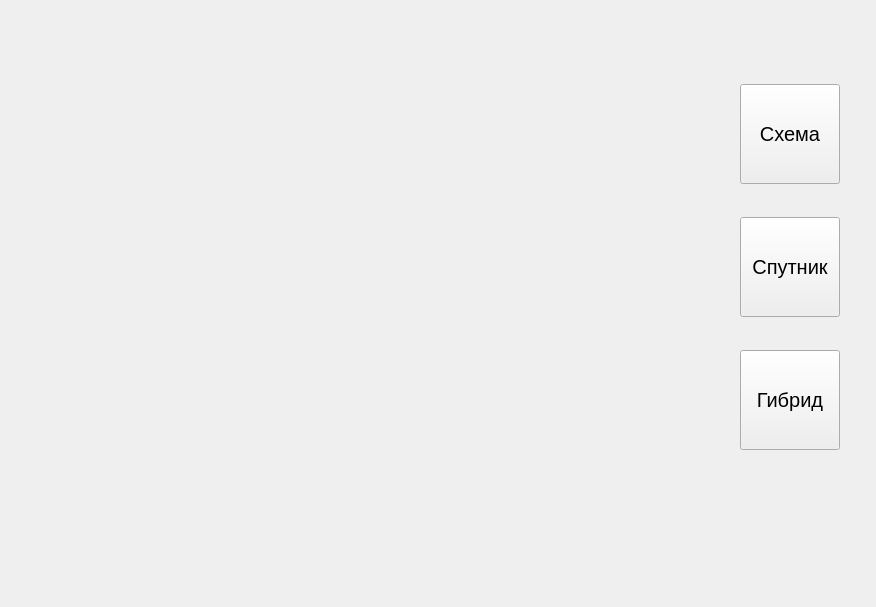
Alexandr-Gavrin/MapAPI, file Map.ui: the form before one commit.
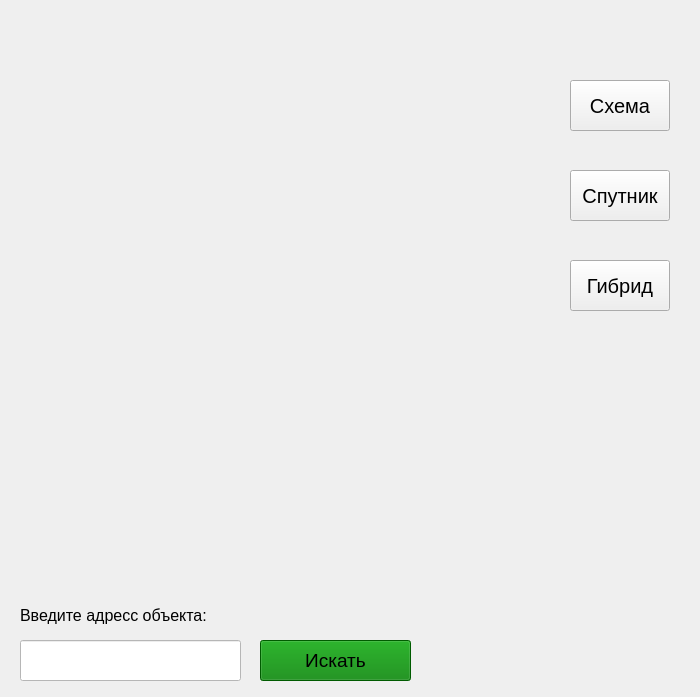
The form after the commit.

Commit message: Большая задача по Maps API. Часть №5-6

```diff
--- a/Map.ui
+++ b/Map.ui
@@ -6,8 +6,8 @@
    <rect>
     <x>0</x>
     <y>0</y>
-    <width>876</width>
-    <height>607</height>
+    <width>700</width>
+    <height>697</height>
    </rect>
   </property>
   <property name="windowTitle">
@@ -16,9 +16,9 @@
   <widget class="QLabel" name="map">
    <property name="geometry">
     <rect>
-     <x>50</x>
-     <y>30</y>
-     <width>621</width>
+     <x>20</x>
+     <y>20</y>
+     <width>521</width>
      <height>471</height>
     </rect>
    </property>
@@ -29,10 +29,10 @@
   <widget class="QPushButton" name="btn_map">
    <property name="geometry">
     <rect>
-     <x>740</x>
-     <y>84</y>
+     <x>570</x>
+     <y>80</y>
      <width>100</width>
-     <height>100</height>
+     <height>51</height>
     </rect>
    </property>
    <property name="font">
@@ -47,10 +47,10 @@
   <widget class="QPushButton" name="btn_sat">
    <property name="geometry">
     <rect>
-     <x>740</x>
-     <y>217</y>
+     <x>570</x>
+     <y>170</y>
      <width>100</width>
-     <height>100</height>
+     <height>51</height>
     </rect>
    </property>
    <property name="font">
@@ -65,10 +65,10 @@
   <widget class="QPushButton" name="btn_sat_skl">
    <property name="geometry">
     <rect>
-     <x>740</x>
-     <y>350</y>
+     <x>570</x>
+     <y>260</y>
      <width>100</width>
-     <height>100</height>
+     <height>51</height>
     </rect>
    </property>
    <property name="font">
@@ -80,6 +80,63 @@
     <string>Гибрид</string>
    </property>
   </widget>
+  <widget class="QPushButton" name="btn_search">
+   <property name="geometry">
+    <rect>
+     <x>260</x>
+     <y>640</y>
+     <width>151</width>
+     <height>41</height>
+    </rect>
+   </property>
+   <property name="font">
+    <font>
+     <pointsize>14</pointsize>
+    </font>
+   </property>
+   <property name="styleSheet">
+    <string notr="true">background: green;</string>
+   </property>
+   <property name="text">
+    <string>Искать</string>
+   </property>
+  </widget>
+  <widget class="QLineEdit" name="line_to_search">
+   <property name="geometry">
+    <rect>
+     <x>20</x>
+     <y>640</y>
+     <width>221</width>
+     <height>41</height>
+    </rect>
+   </property>
+   <property name="font">
+    <font>
+     <pointsize>12</pointsize>
+    </font>
+   </property>
+   <property name="styleSheet">
+    <string notr="true">background-color: rgb(255, 255, 255);</string>
+   </property>
+  </widget>
+  <widget class="QLabel" name="label">
+   <property name="geometry">
+    <rect>
+     <x>20</x>
+     <y>600</y>
+     <width>251</width>
+     <height>31</height>
+    </rect>
+   </property>
+   <property name="font">
+    <font>
+     <pointsize>12</pointsize>
+    </font>
+   </property>
+   <property name="text">
+    <string>Введите адресс объекта:</string>
+   </property>
+  </widget>
  </widget>
  <resources/>
  <connections/>
```
The commit also changes 1 other file.
